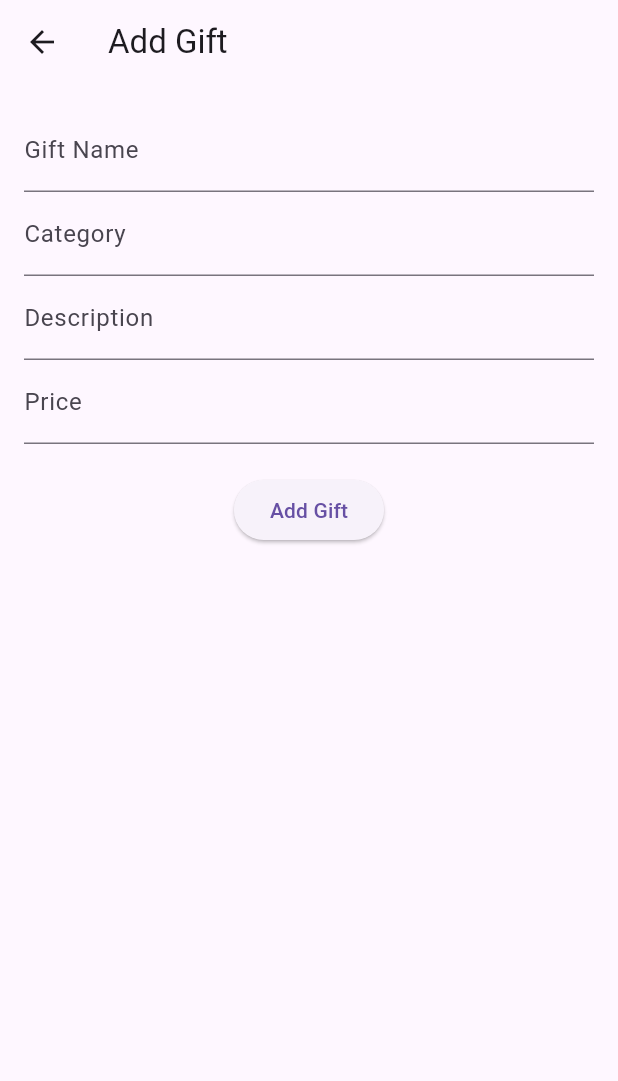
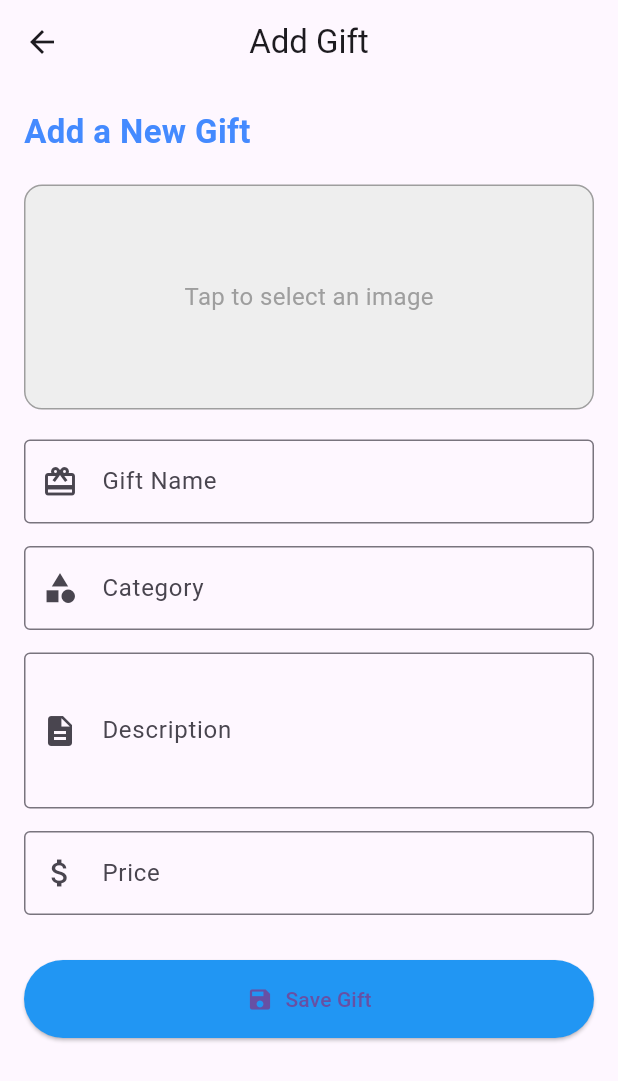
Before and after one commit to silentunicorn249/hedeyety, a Flutter app: the MyEventDetailsScreen screen opened directly with empty values, after a tap on "Add Gift", on a phone screen of 412 x 824 dp. Shown: the top 1081 px of the screen. Run offline on Flutter 3.47's test engine with Material 3 defaults, Android fonts, the phone set to English and light mode, and no system bars; our stand-ins replace cloud_firestore, firebase_auth, firebase_core, image_picker, modal_progress_hud_nsn, shared_preferences and 1 more; accounts and stored records are empty.

```diff
--- a/lib/features/gifts/data/models/gift_model.dart
+++ b/lib/features/gifts/data/models/gift_model.dart
@@ -9,6 +9,7 @@ class GiftModel extends GiftEntity {
     required super.price,
     required super.pledgedId,
     required super.eventId,
+    required super.imageUrl,
   });
 
   @override
@@ -19,7 +20,8 @@ class GiftModel extends GiftEntity {
         'description': description,
         'price': price,
         'pledgedId': pledgedId,
-        'eventId': eventId, // Store as 0 or 1 in SQLite
+        'eventId': eventId,
+        'imageUrl': imageUrl,
       };
 
   factory GiftModel.fromJson(Map<String, dynamic> json) => GiftModel(
@@ -29,6 +31,7 @@ class GiftModel extends GiftEntity {
         description: json['description'],
         price: json['price'],
         pledgedId: json['pledgedId'],
-        eventId: json['eventId'], // Convert 0 or 1 to bool
+        eventId: json['eventId'],
+        imageUrl: json['imageUrl'],
       );
 }
--- a/lib/features/gifts/domain/entities/gift.dart
+++ b/lib/features/gifts/domain/entities/gift.dart
@@ -6,6 +6,7 @@ class GiftEntity {
   double price;
   String pledgedId;
   String eventId;
+  String imageUrl;
 
   GiftEntity({
     required this.id,
@@ -15,6 +16,7 @@ class GiftEntity {
     required this.price,
     required this.pledgedId,
     required this.eventId,
+    required this.imageUrl,
   });
 
   Map<String, dynamic> toMap() {
@@ -26,6 +28,7 @@ class GiftEntity {
       'price': price,
       'pledgedId': pledgedId,
       'event_id': eventId,
+      'imageUrl': imageUrl,
     };
   }
 }
--- a/lib/features/gifts/presentation/screens/add_gift_screen.dart
+++ b/lib/features/gifts/presentation/screens/add_gift_screen.dart
@@ -1,46 +1,37 @@
+import 'dart:io';
+
 import 'package:flutter/material.dart';
+import 'package:image_picker/image_picker.dart';
 
-class AddGiftScreen extends StatelessWidget {
+class AddGiftScreen extends StatefulWidget {
   final String eventId;
 
   const AddGiftScreen({Key? key, required this.eventId}) : super(key: key);
 
   @override
-  Widget build(BuildContext context) {
+  State<AddGiftScreen> createState() => _AddGiftScreenState();
+}
+
+class _AddGiftScreenState extends State<AddGiftScreen> {
   final TextEditingController nameController = TextEditingController();
   final TextEditingController categoryController = TextEditingController();
   final TextEditingController descriptionController = TextEditingController();
   final TextEditingController priceController = TextEditingController();
+  File? _selectedImage;
 
-    return Scaffold(
-      appBar: AppBar(
-        title: const Text("Add Gift"),
-      ),
-      body: Padding(
-        padding: const EdgeInsets.all(16.0),
-        child: Column(
-          children: [
-            TextField(
-              controller: nameController,
-              decoration: const InputDecoration(labelText: "Gift Name"),
-            ),
-            TextField(
-              controller: categoryController,
-              decoration: const InputDecoration(labelText: "Category"),
-            ),
-            TextField(
-              controller: descriptionController,
-              decoration: const InputDecoration(labelText: "Description"),
-            ),
-            TextField(
-              controller: priceController,
-              decoration: const InputDecoration(labelText: "Price"),
-              keyboardType: TextInputType.number,
-            ),
-            const SizedBox(height: 20),
-            ElevatedButton(
-              onPressed: () {
-                // Capture the input values
+  final ImagePicker _picker = ImagePicker();
+
+  Future<void> _pickImage() async {
+    final XFile? image =
+        await _picker.pickImage(source: ImageSource.gallery, imageQuality: 80);
+    if (image != null) {
+      setState(() {
+        _selectedImage = File(image.path);
+      });
+    }
+  }
+
+  void _submitGift() {
     final name = nameController.text.trim();
     final category = categoryController.text.trim();
     final description = descriptionController.text.trim();
@@ -49,26 +40,143 @@ class AddGiftScreen extends StatelessWidget {
     if (name.isEmpty ||
         category.isEmpty ||
         description.isEmpty ||
-                    price == null) {
+        price == null ||
+        _selectedImage == null) {
       ScaffoldMessenger.of(context).showSnackBar(
         const SnackBar(
-                        content: Text("Please fill all fields correctly")),
+          content: Text("Please fill all fields and select an image."),
+        ),
       );
       return;
     }
 
-                // Pop and send the gift data back
     Navigator.pop(context, {
       "name": name,
       "category": category,
       "description": description,
       "price": price,
-                  "eventId": eventId,
+      "eventId": widget.eventId,
+      "imagePath": _selectedImage!.path,
     });
-              },
-              child: const Text("Add Gift"),
+  }
+
+  @override
+  Widget build(BuildContext context) {
+    return Scaffold(
+      appBar: AppBar(
+        title: const Text("Add Gift"),
+        centerTitle: true,
+      ),
+      body: Padding(
+        padding: const EdgeInsets.all(16.0),
+        child: SingleChildScrollView(
+          child: Column(
+            crossAxisAlignment: CrossAxisAlignment.start,
+            children: [
+              const Text(
+                "Add a New Gift",
+                style: TextStyle(
+                  fontSize: 22,
+                  fontWeight: FontWeight.bold,
+                  color: Colors.blueAccent,
+                ),
+              ),
+              const SizedBox(height: 20),
+
+              // Gift Image Picker
+              GestureDetector(
+                onTap: _pickImage,
+                child: Container(
+                  width: double.infinity,
+                  height: 150,
+                  decoration: BoxDecoration(
+                    border: Border.all(color: Colors.grey),
+                    borderRadius: BorderRadius.circular(12),
+                    color: Colors.grey.shade200,
+                  ),
+                  child: _selectedImage == null
+                      ? const Center(
+                          child: Text(
+                            "Tap to select an image",
+                            style: TextStyle(
+                              color: Colors.grey,
+                              fontSize: 16,
+                            ),
+                          ),
+                        )
+                      : ClipRRect(
+                          borderRadius: BorderRadius.circular(12),
+                          child: Image.file(
+                            _selectedImage!,
+                            fit: BoxFit.cover,
+                            width: double.infinity,
+                          ),
+                        ),
+                ),
+              ),
+              const SizedBox(height: 20),
+
+              // Gift Name
+              TextField(
+                controller: nameController,
+                decoration: const InputDecoration(
+                  labelText: "Gift Name",
+                  prefixIcon: Icon(Icons.card_giftcard),
+                  border: OutlineInputBorder(),
+                ),
+              ),
+              const SizedBox(height: 15),
+
+              // Gift Category
+              TextField(
+                controller: categoryController,
+                decoration: const InputDecoration(
+                  labelText: "Category",
+                  prefixIcon: Icon(Icons.category),
+                  border: OutlineInputBorder(),
+                ),
+              ),
+              const SizedBox(height: 15),
+
+              // Gift Description
+              TextField(
+                controller: descriptionController,
+                decoration: const InputDecoration(
+                  labelText: "Description",
+                  prefixIcon: Icon(Icons.description),
+                  border: OutlineInputBorder(),
+                ),
+                maxLines: 3,
+              ),
+              const SizedBox(height: 15),
+
+              // Gift Price
+              TextField(
+                controller: priceController,
+                decoration: const InputDecoration(
+                  labelText: "Price",
+                  prefixIcon: Icon(Icons.attach_money),
+                  border: OutlineInputBorder(),
+                ),
+                keyboardType: TextInputType.number,
+              ),
+              const SizedBox(height: 30),
+
+              // Save Button
+              SizedBox(
+                width: double.infinity,
+                child: ElevatedButton.icon(
+                  onPressed: _submitGift,
+                  icon: const Icon(Icons.save),
+                  label: const Text("Save Gift"),
+                  style: ElevatedButton.styleFrom(
+                    padding: const EdgeInsets.symmetric(vertical: 16),
+                    backgroundColor: Colors.blue,
+                  ),
+                ),
               ),
             ],
+          ),
         ),
       ),
     );
--- a/lib/features/profile/presentation/screens/my_event_details.dart
+++ b/lib/features/profile/presentation/screens/my_event_details.dart
@@ -1,7 +1,11 @@
+import 'dart:convert';
+import 'dart:io';
+
 import 'package:firebase_auth/firebase_auth.dart';
 import 'package:flutter/material.dart';
 import 'package:hedeyety/features/events/presentation/screens/add_event_screen.dart';
 import 'package:hedeyety/features/gifts/data/datasources/gift_repo_remote.dart';
+import 'package:http/http.dart' as http;
 
 import '../../../events/data/datasources/event_repo_local.dart';
 import '../../../events/data/datasources/event_repo_remote.dart';
@@ -39,6 +43,26 @@ class _MyEventDetailsScreenState extends State<MyEventDetailsScreen> {
     );
 
     if (newGiftData != null) {
+      print(newGiftData);
+
+      // Retrieve the image path from the newGiftData
+      final imagePath = newGiftData["imagePath"];
+      String? uploadedImageUrl;
+
+      if (imagePath != null && imagePath.isNotEmpty) {
+        // Upload the image to Imgur and get the URL
+        uploadedImageUrl = await _uploadImageToImgur(File(imagePath));
+      }
+
+      if (uploadedImageUrl == null) {
+        ScaffoldMessenger.of(context).showSnackBar(
+          const SnackBar(
+            content: Text("Failed to upload image. Please try again."),
+          ),
+        );
+        return;
+      }
+
       final newGift = GiftModel(
         id: DateTime.now().millisecondsSinceEpoch.toString(),
         name: newGiftData["name"],
@@ -47,10 +71,49 @@ class _MyEventDetailsScreenState extends State<MyEventDetailsScreen> {
         price: newGiftData["price"],
         pledgedId: "",
         eventId: newGiftData["eventId"],
+        imageUrl: uploadedImageUrl,
       );
 
+      // Save the gift remotely
       await _giftRepoRemote.saveGift(newGift);
+
+      // Reload the gifts
       _reloadGifts();
+    }
+  }
+
+  Future<String?> _uploadImageToImgur(File imageFile) async {
+    const String clientId =
+        "e97fec3580a41c8"; // Replace with your Imgur Client ID
+
+    try {
+      final request = http.MultipartRequest(
+        'POST',
+        Uri.parse("https://api.imgur.com/3/image"),
+      );
+
+      // Add the image file to the request
+      request.files
+          .add(await http.MultipartFile.fromPath('image', imageFile.path));
+
+      // Add the authorization header with the client ID
+      request.headers['Authorization'] = 'Client-ID $clientId';
+
+      final response = await request.send();
+
+      if (response.statusCode == 200) {
+        final responseData = await response.stream.bytesToString();
+        final jsonData = jsonDecode(responseData);
+
+        // Extract the image URL from the response
+        return jsonData['data']['link'];
+      } else {
+        print("Failed to upload image. Status code: ${response.statusCode}");
+        return null;
+      }
+    } catch (e) {
+      print("Error uploading image: $e");
+      return null;
     }
   }
 
--- a/pubspec.yaml
+++ b/pubspec.yaml
@@ -39,8 +39,8 @@ dependencies:
   firebase_auth: ^5.3.4
   cloud_firestore: ^5.5.1
   modal_progress_hud_nsn: ^0.5.0
-  flutter_speed_dial: ^7.0.0
-
+  image_picker:
+  http:
 
 dev_dependencies:
   flutter_test:
```
Also changed, not shown: images/cute_gift.png (added), pubspec.lock. Lines whose indentation alone changed are shown as unchanged.
